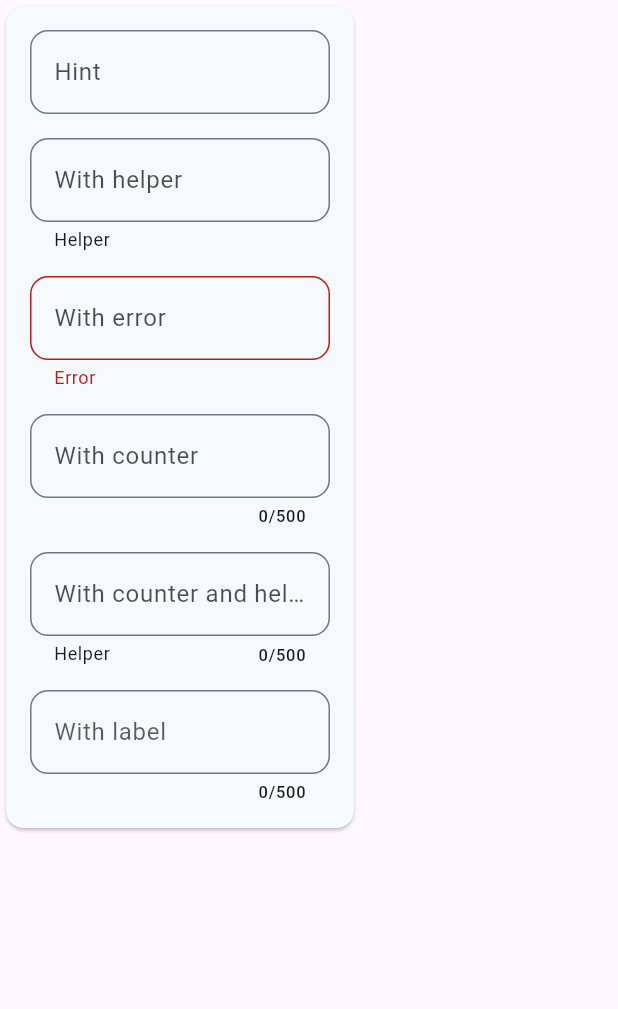
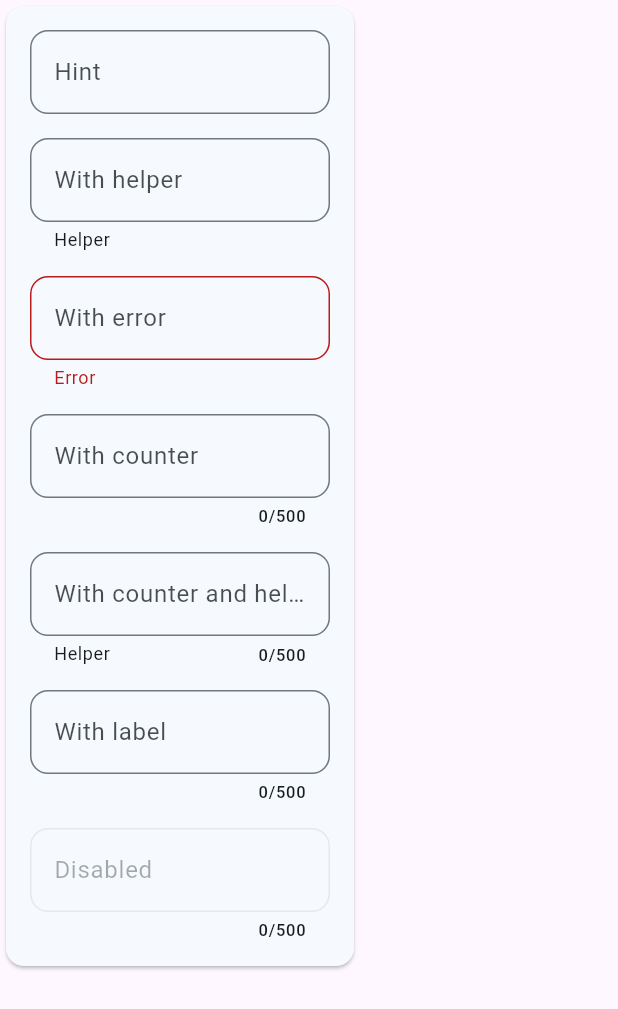
Before and after one commit to hawkkiller/uikit, a Flutter app: the TextInputPreview widget shown alone on an empty page, opened directly, on a phone screen of 412 x 824 dp. Shown: the top 1009 px of the screen. Run offline on Flutter 3.47's test engine with Material 3 defaults, Android fonts, the phone set to English and light mode, and no system bars.

Commit message:
Updated text input theme

```diff
--- a/lib/text_input_preview.dart
+++ b/lib/text_input_preview.dart
@@ -57,6 +57,15 @@ class _TextInputPreviewState extends State<TextInputPreview> {
                     labelText: 'With label',
                   ),
                 ),
+                const SizedBox(height: 16),
+                UiKitTextInput.outlined(
+                  showCounter: true,
+                  enabled: false,
+                  maxLength: 500,
+                  style: const UiTextInputStyle(
+                    hintText: 'Disabled',
+                  ),
+                ),
               ],
             ),
           ),
--- a/packages/ui_kit/lib/src/components/text_input.dart
+++ b/packages/ui_kit/lib/src/components/text_input.dart
@@ -162,8 +162,15 @@ class OutlinedUiTextInputStyle extends UiTextInputStyle {
   TextStyle? get textStyle => typography.bodyLarge.copyWith(color: palette.onSurface);
 
   @override
-  TextStyle? get hintStyle =>
-      typography.bodyLarge.copyWith(color: palette.onSurface.withOpacity(.78));
+  TextStyle? get hintStyle => WidgetStateTextStyle.resolveWith(
+        (states) {
+          if (states.contains(WidgetState.disabled)) {
+            return typography.bodyLarge.copyWith(color: palette.onSurface.withOpacity(.38));
+          }
+
+          return typography.bodyLarge.copyWith(color: palette.onSurface.withOpacity(.78));
+        },
+      );
 
   @override
   TextStyle? get helperStyle => typography.bodySmall.copyWith(color: palette.onSurface);
@@ -171,6 +178,10 @@ class OutlinedUiTextInputStyle extends UiTextInputStyle {
   @override
   TextStyle? get labelStyle => WidgetStateTextStyle.resolveWith(
         (states) {
+          if (states.contains(WidgetState.disabled)) {
+            return typography.labelLarge.copyWith(color: palette.onSurface.withOpacity(.38));
+          }
+
           if (states.contains(WidgetState.error)) {
             return typography.bodyLarge.copyWith(color: palette.error);
           }
@@ -179,7 +190,7 @@ class OutlinedUiTextInputStyle extends UiTextInputStyle {
             return typography.bodyLarge.copyWith(color: palette.error);
           }
 
-          return typography.bodyLarge.copyWith(color: palette.onSurface.withOpacity(.712));
+          return typography.bodyLarge.copyWith(color: palette.onSurface.withOpacity(.78));
         },
       );
 
@@ -233,9 +244,11 @@ class OutlinedUiTextInputStyle extends UiTextInputStyle {
       );
 
   @override
-  InputBorder? get border => OutlineInputBorder(
+  InputBorder? get disabledBorder => OutlineInputBorder(
         borderRadius: BorderRadius.circular(12),
-        borderSide: BorderSide(color: palette.outline),
+        borderSide: BorderSide(
+          color: palette.onSurface.withOpacity(.08),
+        ),
       );
 }
 
```
